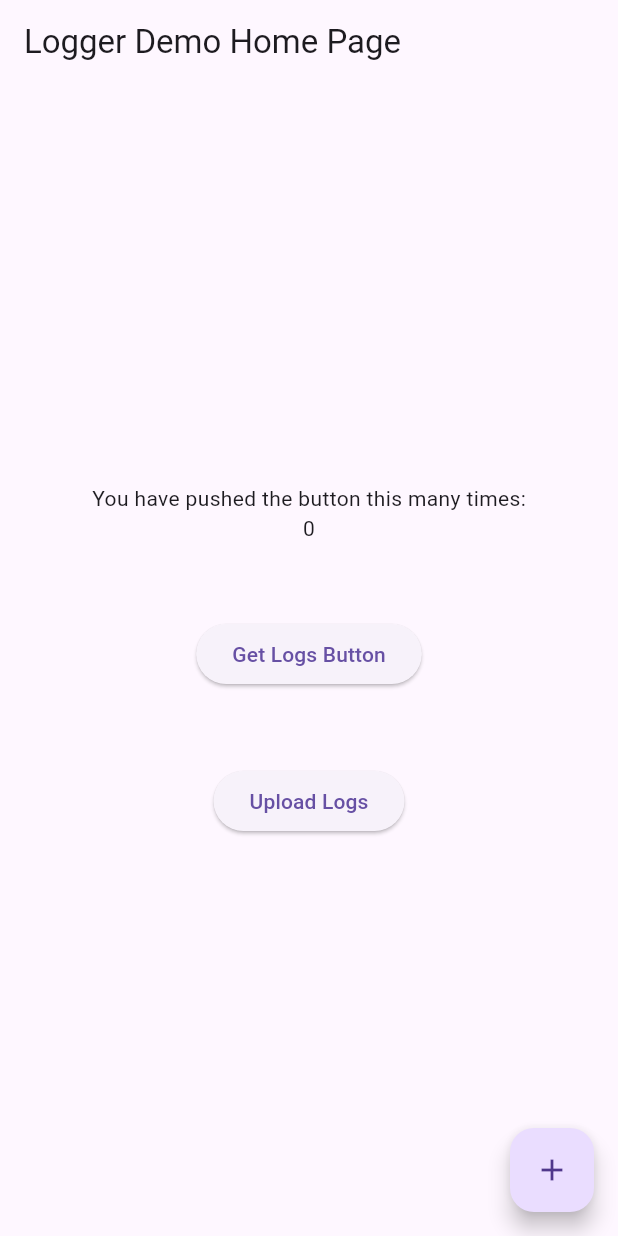
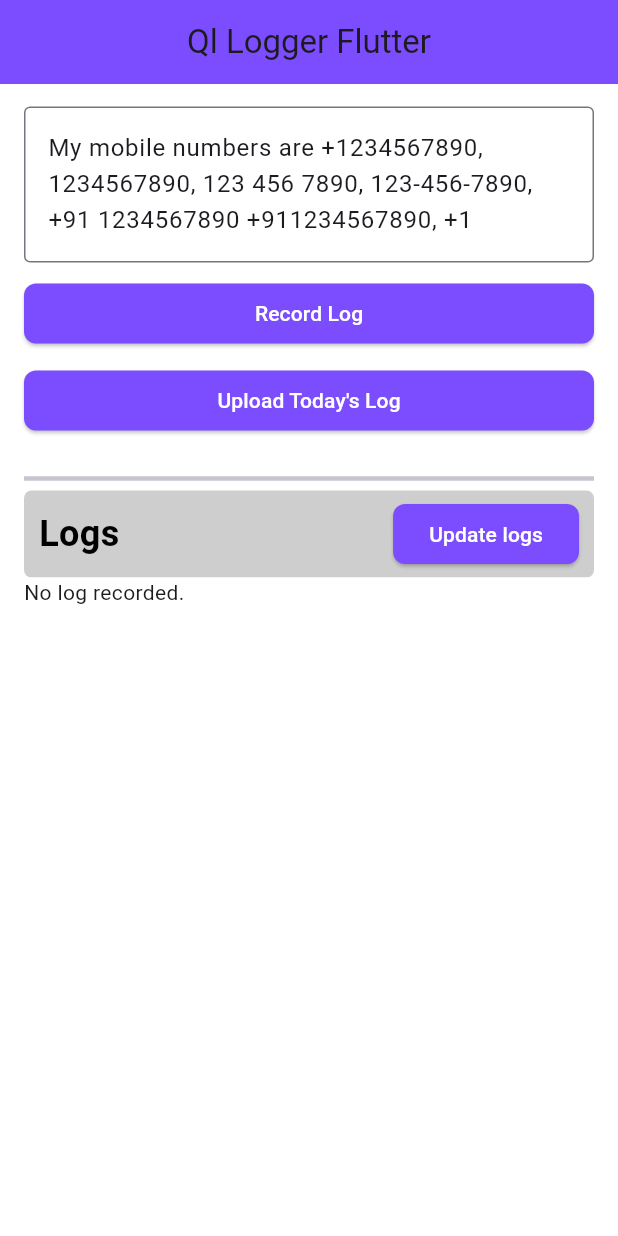
Before and after one commit to Quokka-Labs-LLP/ql-logger-flutter, a Flutter app: the screen it shows after launch, on a phone screen of 412 x 824 dp. Run offline on Flutter 3.47's test engine with Material 3 defaults, Android fonts, the phone set to English and light mode, and no system bars; our stand-ins replace device_info_plus, dio, package_info_plus, permission_handler.

Commit message:
[FIX]: issue when recoding of logs on server.

```diff
--- a/example/lib/main.dart
+++ b/example/lib/main.dart
@@ -17,10 +17,10 @@ void main() async {
   ];
   await ServerLogger.initLoggerService(
       url: '<Your API url>',
-      userId: '2',
-      env: 'dev',
+      userId: '<User Id>',
+      env: '<Environment>',
       apiToken: '<Auth token>',
-      appName: 'mobile-test-2811',
+      appName: '<App Name>',
       maskKeys: maskKeys);
   runApp(const MyApp());
 }
@@ -33,9 +33,10 @@ class MyApp extends StatelessWidget {
     return MaterialApp(
       title: 'Logger Demo',
       theme: ThemeData(
+        primaryColor: Colors.deepPurpleAccent,
         primarySwatch: Colors.blue,
       ),
-      home: const MyHomePage(title: 'Logger Demo Home Page'),
+      home: const MyHomePage(title: 'Ql Logger Flutter'),
     );
   }
 }
@@ -50,21 +51,39 @@ class MyHomePage extends StatefulWidget {
 }
 
 class _MyHomePageState extends State<MyHomePage> {
-  int _counter = 0;
-
-  void _incrementCounter() {
-    setState(() {
-      _counter++;
-    });
-    _addLogs();
-  }
-
-  Future _addLogs() async {
-    debugPrint('printing the stored logs: ${ServerLogger.log(message: 'My mobile numbers are '
+  bool isUploading = false;
+  bool isRecording = false;
+  bool isUpdatingContent = false;
+  String logs = '';
+  final TextEditingController _controller = TextEditingController(
+      text: 'My mobile numbers are '
           '+1234567890, 1234567890, 123 456 7890, 123-456-7890, +91 1234567890 +911234567890, +1 1234567890, +123 1234567890,\n '
           'password: Test@123, first_name: User, last_name: Test, email: abcd@efgh.ijk\n'
           'Coordinates: 28.497917001843486, 77.41316415750744 \n'
-        'urls : https://www.example.com/route/subroute, http://www.example.com/route/subroute,')}');
+          'urls : https://www.example.com/route/subroute, http://www.example.com/route/subroute,');
+  final _formKey = GlobalKey<FormState>();
+
+  Future _addLog(String text, {LogType logType = LogType.user}) async {
+    try {
+      await ServerLogger.log(message: text, logType: logType.name);
+      debugPrint('printing the stored logs: $text}');
+      _showSnackBar('Log recorded', Colors.green);
+    } catch (e) {
+      debugPrint('There is some problem in recording the log.');
+      _showSnackBar(
+          'There is some problem in recording the log.', Colors.redAccent);
+    }
+  }
+
+  @override
+  void initState() {
+    updateLogs();
+    super.initState();
+  }
+
+  Future updateLogs() async {
+    logs = await ServerLogger.getLog();
+    setState(() {});
   }
 
   @override
@@ -72,43 +91,171 @@ class _MyHomePageState extends State<MyHomePage> {
     return Scaffold(
       appBar: AppBar(
         title: Text(widget.title),
+        centerTitle: true,
+        backgroundColor: Colors.deepPurpleAccent,
       ),
-      body: Center(
+      body: Form(
+        key: _formKey,
+        child: Container(
+          color: Colors.white,
+          height: MediaQuery.of(context).size.height,
+          padding: const EdgeInsets.symmetric(horizontal: 16),
           child: Column(
-          mainAxisAlignment: MainAxisAlignment.center,
-          children: <Widget>[
-            const Text(
-              'You have pushed the button this many times:',
+            children: [
+              const SizedBox(
+                height: 15,
               ),
-            Text(
-              '$_counter',
+              ColoredBox(
+                color: Colors.white,
+                child: TextFormField(
+                  controller: _controller,
+                  decoration: const InputDecoration(
+                    border: OutlineInputBorder(),
+                  ),
+                  maxLines: 3,
+                  keyboardType: TextInputType.multiline,
+                  validator: (value) =>
+                      value != '' ? null : 'Please provide the text to record',
+                ),
               ),
               const SizedBox(
-              height: 50,
+                height: 10,
               ),
-            ElevatedButton(
-              onPressed: () async {
-                await ServerLogger.getLog();
+              _button(
+                  isLoading: isRecording,
+                  onTap: () async {
+                    if (_formKey.currentState?.validate() ?? false) {
+                      setState(() {
+                        isRecording = true;
+                      });
+                      _addLog(
+                        _controller.text,
+                      );
+                      setState(() {
+                        isRecording = false;
+                      });
+                    }
                   },
-              child: const Text('Get Logs Button'),
+                  text: 'Record Log'),
+              const SizedBox(
+                height: 10,
+              ),
+              _button(
+                  isLoading: isUploading,
+                  onTap: () async {
+                    setState(() {
+                      isUploading = true;
+                    });
+                    String message = await ServerLogger.uploadTodayLogs();
+                    setState(() {
+                      isUploading = false;
+                    });
+                    _showSnackBar(message, Colors.green);
+                  },
+                  text: 'Upload Today\'s Log'),
+              const SizedBox(
+                height: 10,
               ),
               const SizedBox(
-              height: 50,
+                height: 10,
               ),
-            ElevatedButton(
-              onPressed: () async {
-                await ServerLogger.uploadTodayLogs();
+              const Divider(
+                thickness: 3,
+              ),
+              Container(
+                width: double.maxFinite,
+                padding:
+                    const EdgeInsets.symmetric(horizontal: 10, vertical: 5),
+                decoration: BoxDecoration(
+                    borderRadius: BorderRadius.circular(5),
+                    color: Colors.grey.withOpacity(0.5)),
+                child: Row(
+                  mainAxisAlignment: MainAxisAlignment.spaceBetween,
+                  children: [
+                    const Text(
+                      'Logs',
+                      style: TextStyle(
+                          color: Colors.black,
+                          fontWeight: FontWeight.bold,
+                          fontSize: 24),
+                    ),
+                    _button(
+                        isLoading: isUpdatingContent,
+                        text: 'Update logs',
+                        onTap: () async {
+                          setState(() {
+                            isUpdatingContent = true;
+                          });
+                          await updateLogs();
+                          setState(() {
+                            isUpdatingContent = false;
+                          });
+                          _showSnackBar('Content updated', Colors.green);
                         },
-              child: const Text('Upload Logs'),
+                        expanded: false),
+                  ],
+                ),
+              ),
+              Expanded(
+                child: SingleChildScrollView(
+                  padding: const EdgeInsets.only(bottom: 20),
+                  child: Column(
+                    children: [
+                      _contentWidget(content: logs, onUpdate: () {}),
+                    ],
+                  ),
+                ),
               )
             ],
           ),
         ),
-      floatingActionButton: FloatingActionButton(
-        onPressed: _incrementCounter,
-        tooltip: 'Increment',
-        child: const Icon(Icons.add),
       ),
     );
   }
+
+  _button(
+      {required String text,
+      required VoidCallback onTap,
+      bool isLoading = false,
+      bool expanded = true}) {
+    return SizedBox(
+      width: expanded ? MediaQuery.of(context).size.width : null,
+      child: ElevatedButton(
+          style: ButtonStyle(
+              backgroundColor:
+                  WidgetStatePropertyAll(Theme.of(context).primaryColor),
+              shape: WidgetStatePropertyAll(RoundedRectangleBorder(
+                  borderRadius: BorderRadius.circular(8)))),
+          onPressed: onTap,
+          child: isLoading
+              ? const CircularProgressIndicator(
+                  color: Colors.white,
+                )
+              : Text(
+                  text,
+                  style: const TextStyle(color: Colors.white),
+                )),
+    );
   }
+
+  _showSnackBar(String text, Color backgroundColor) {
+    ScaffoldMessenger.of(context).showSnackBar(
+      SnackBar(
+        backgroundColor: backgroundColor,
+        content: Text(
+          text,
+          style: const TextStyle(color: Colors.white),
+        ),
+        duration: const Duration(seconds: 2),
+      ),
+    );
+  }
+
+  _contentWidget({required String content, required Function() onUpdate}) {
+    return Container(
+      width: MediaQuery.of(context).size.width,
+      color: Colors.white,
+      child: Text(content.isNotEmpty ? content : 'No log recorded.'),
+    );
+  }
+}
--- a/lib/src/api_services/server_request_interceptor.dart
+++ b/lib/src/api_services/server_request_interceptor.dart
@@ -4,7 +4,8 @@ import 'package:ql_logger_flutter/src/device_info.dart';
 
 class ServerRequestInterceptor extends Interceptor {
   @override
-  void onError(final DioException err, final ErrorInterceptorHandler handler) async {
+  void onError(
+      final DioException err, final ErrorInterceptorHandler handler) async {
     ServerLogger.log(
         message:
             '[${err.requestOptions.method}] ${err.requestOptions.uri}\nError Response: ${err.requestOptions.uri}\n${err.response}',
@@ -18,8 +19,11 @@ class ServerRequestInterceptor extends Interceptor {
     final RequestInterceptorHandler handler,
   ) async {
     ServerLogger.log(
-        message: '[${options.method}] ${options.uri}\nRequest Params: ${options.data}',
-        logType: DeviceInfo.userId != null ? LogType.user.name : LogType.open.name);
+        message:
+            '[${options.method}] ${options.uri}\nRequest Params: ${options.data}',
+        logType: DeviceInfo.instance.userId != null
+            ? LogType.user.name
+            : LogType.open.name);
     return super.onRequest(options, handler);
   }
 
@@ -31,7 +35,9 @@ class ServerRequestInterceptor extends Interceptor {
     ServerLogger.log(
         message:
             '[${response.requestOptions.method}] ${response.requestOptions..uri}\nResponse: ${response.requestOptions}\n${response.data}',
-        logType: DeviceInfo.userId != null ? LogType.user.name : LogType.open.name);
+        logType: DeviceInfo.instance.userId != null
+            ? LogType.user.name
+            : LogType.open.name);
     return super.onResponse(response, handler);
   }
 }
--- a/lib/src/server_logger.dart
+++ b/lib/src/server_logger.dart
@@ -29,13 +29,13 @@ class ServerLogger {
   }
 
   /// This function is used to get logs from mobile directory
-  static Future<void> getLog() async {
-    await loggerService.getLogFile();
+  static Future<String> getLog() async {
+    return await loggerService.getLogFile();
   }
 
   /// This function is used to upload logs from mobile directory to server
-  static Future uploadTodayLogs() async {
-    await loggerService.uploadTodayLogs();
+  static Future<String> uploadTodayLogs() async {
+    return await loggerService.uploadTodayLogs();
   }
 
   /// This function used to get the configuration of the user.
--- a/lib/src/services/base_logger_service.dart
+++ b/lib/src/services/base_logger_service.dart
@@ -14,5 +14,5 @@ abstract class BaseLoggerService {
   Future<void> clearTodayLogs();
   UserConfig getUserConfig();
   void setUserConfig({required UserConfig config});
-  Future uploadTodayLogs();
+  Future<String> uploadTodayLogs();
 }
```
Also changed, not shown: example/pubspec.yaml (+5 -2 lines), lib/src/device_info.dart (+13 -12 lines), lib/src/services/logger_service.dart (+61 -39 lines), pubspec.yaml (+6 -6 lines), 6 other files. Lines whose indentation alone changed are shown as unchanged.
